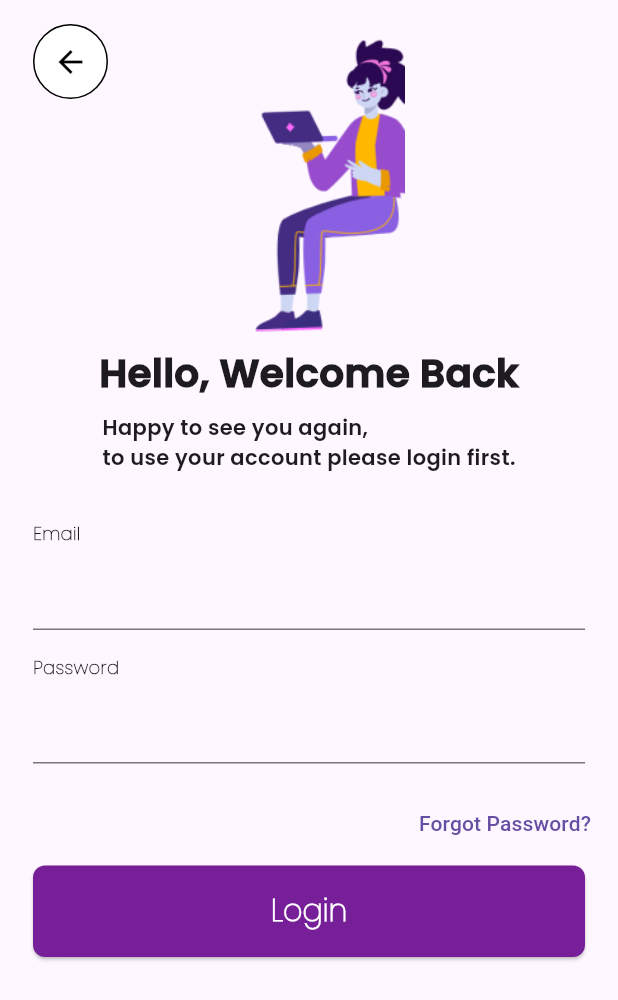
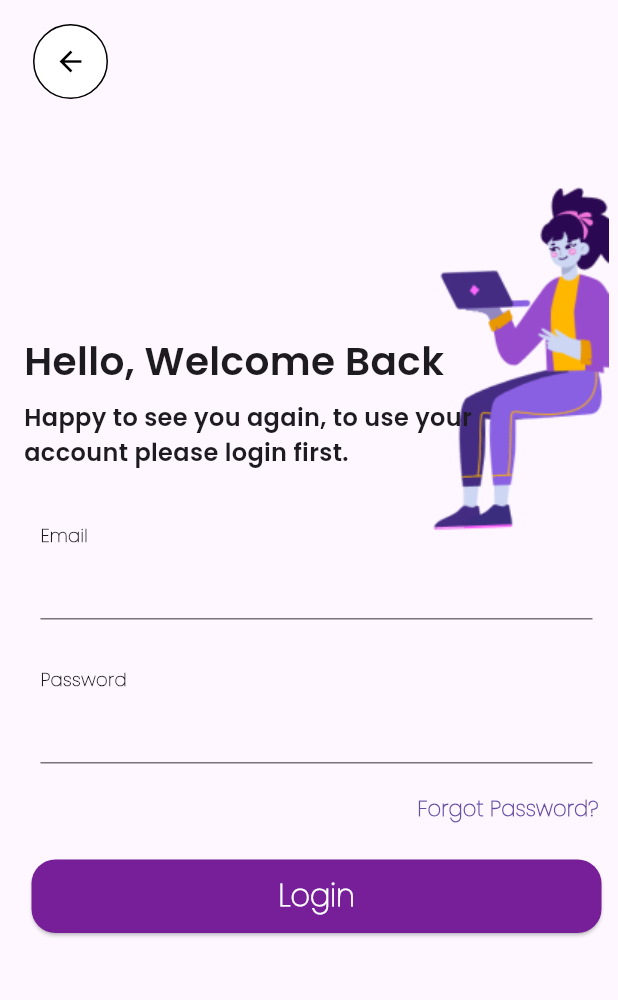
Before and after one commit to MuthuvelA/loginflutter, a Flutter app: the screen it shows after launch, on a phone screen of 412 x 824 dp. Shown: the top 1000 px of the screen. Run offline on Flutter 3.47's test engine with Material 3 defaults, Android fonts, the phone set to English and light mode, and no system bars.

Commit message:
ALIGNMENT DONE

```diff
--- a/lib/main.dart
+++ b/lib/main.dart
@@ -13,16 +13,15 @@ class MyApp extends StatelessWidget {
 
     return MaterialApp(
       home: Scaffold(
-        body: ListView(
-          physics: NeverScrollableScrollPhysics(),
-          children: [
-            Expanded(
-              child: Center(
+        body: Center(
           child: ConstrainedBox(
             constraints: BoxConstraints(
               maxWidth: 400,
             ),
-                  child: Column(
+            child: Stack(
+              alignment: Alignment.topLeft,
+              children: [
+                Column(
                   mainAxisAlignment: MainAxisAlignment.start,
                   children: [
                     Align(
@@ -36,9 +35,10 @@ class MyApp extends StatelessWidget {
                             border: Border.all(color: Colors.black),
                           ),
                           child: IconButton(
-                              icon: Icon(
+                            icon: const Icon(
                               Icons.arrow_back,
                               color: Colors.black,
+                              size: 22,
                             ),
                             onPressed: () {},
                           ),
@@ -46,42 +46,51 @@ class MyApp extends StatelessWidget {
                       ),
                     ),
                     Transform.translate(
-                        offset: const Offset(0.0, -60.0),
+                      offset: const Offset(0.0, 50.0),
                       child: Column(
-                          crossAxisAlignment: CrossAxisAlignment.center,
+                        crossAxisAlignment: CrossAxisAlignment.end,
                         children: [
-                            Image.asset(
+                          Transform.translate(
+                            offset: const Offset(0.0, -20.0), // Adjust as needed
+                            child: Image.asset(
                               'lib/assets/login-sit.png',
-                              width: 200,
-                              height: 200,
+                              width: 150,
+                              height: 250,
                             ),
-                            SizedBox(height: 8),
-                            const Column(
-                              crossAxisAlignment: CrossAxisAlignment.center,
+                          ),
+                          SizedBox(height: 0.0),
+                          Transform.translate(
+                            offset: const Offset(10.0, -160.0),
+                            child: Column(
+                              crossAxisAlignment: CrossAxisAlignment.stretch,
                               children: [
                                 Text(
                                   'Hello, Welcome Back',
                                   style: TextStyle(
                                     fontSize: 26,
-                                    fontWeight: FontWeight.w900,
+                                    fontWeight: FontWeight.w500,
                                     fontFamily: 'Poppins-bold',
                                   ),
                                   textAlign: TextAlign.left,
                                 ),
                                 SizedBox(height: 8),
                                 Text(
-                                  'Happy to see you again,\nto use your account please login first.',
+                                  'Happy to see you again, to use your\naccount please login first.',
                                   style: TextStyle(
-                                    fontWeight: FontWeight.w100,
-                                    fontFamily: 'Poppins-bold',
+                                    fontSize: 16,
+                                    fontWeight: FontWeight.normal,
+                                    fontFamily: 'Poppins-Bold',
                                   ),
                                   textAlign: TextAlign.left,
                                 ),
                               ],
                             ),
-                            SizedBox(height: 32),
-                            const Padding(
-                              padding: EdgeInsets.symmetric(horizontal: 16),
+                          ),
+                          SizedBox(height: 0),
+                          Transform.translate(
+                            offset: const Offset(5.0, -125.0), // Adjust as needed
+                            child: Padding(
+                              padding: const EdgeInsets.symmetric(horizontal: 16),
                               child: Column(
                                 crossAxisAlignment: CrossAxisAlignment.start,
                                 children: [
@@ -93,7 +102,7 @@ class MyApp extends StatelessWidget {
                                       fontFamily: 'Poppins',
                                     ),
                                   ),
-                                  SizedBox(height: 8),
+                                  SizedBox(height: 0.0),
                                   TextField(
                                     style: TextStyle(
                                       fontWeight: FontWeight.w800,
@@ -103,9 +112,12 @@ class MyApp extends StatelessWidget {
                                 ],
                               ),
                             ),
-                            SizedBox(height: 16),
-                            const Padding(
-                              padding: EdgeInsets.symmetric(horizontal: 16),
+                          ),
+                          SizedBox(height: 26),
+                          Transform.translate(
+                            offset: const Offset(5.0, -120.0), // Adjust as needed
+                            child: Padding(
+                              padding: const EdgeInsets.symmetric(horizontal: 16),
                               child: Column(
                                 crossAxisAlignment: CrossAxisAlignment.start,
                                 children: [
@@ -117,7 +129,7 @@ class MyApp extends StatelessWidget {
                                       fontFamily: 'Poppins',
                                     ),
                                   ),
-                                  SizedBox(height: 8),
+                                  SizedBox(height: 0),
                                   TextField(
                                     style: TextStyle(
                                       fontWeight: FontWeight.w900,
@@ -128,37 +140,50 @@ class MyApp extends StatelessWidget {
                                 ],
                               ),
                             ),
+                          ),
                           SizedBox(height: 16),
-                            Row(
+                          Transform.translate(
+                            offset: const Offset(5.0, -130.0), // Adjust as needed
+                            child: Row(
                               mainAxisAlignment: MainAxisAlignment.end,
                               children: [
                                 TextButton(
                                   onPressed: () {},
-                                  child: Text('Forgot Password?'),
+                                  child: const Text(
+                                    'Forgot Password?',
+                                    style: TextStyle(
+                                      fontWeight: FontWeight.w900,
+                                      fontFamily: 'Poppins',
+                                    ),
+                                  ),
                                 ),
                               ],
                             ),
-                            SizedBox(height: 4),
-                            Padding(
-                              padding: const EdgeInsets.symmetric(horizontal: 16),
+                          ),
+                          SizedBox(height: 5),
+                          Transform.translate(
+                            offset: const Offset(5.0, -125.0), // Adjust as needed
+                            child: Padding(
+                              padding: const EdgeInsets.symmetric(horizontal: 10),
                               child: ElevatedButton(
                                 onPressed: () {},
                                 style: ElevatedButton.styleFrom(
                                   primary: custom,
                                   shape: RoundedRectangleBorder(
-                                    borderRadius: BorderRadius.circular(8.0),
+                                    borderRadius: BorderRadius.circular(16.0),
                                   ),
                                 ),
                                 child: Container(
-                                  padding: EdgeInsets.all(16),
+                                  padding: EdgeInsets.all(10),
                                   child: const Center(
                                     child: Text(
                                       'Login',
                                       style: TextStyle(
                                         fontSize: 20,
                                         color: Colors.white,
-                                        fontWeight: FontWeight.w700,
+                                        fontWeight: FontWeight.w900,
                                         fontFamily: 'Poppins',
+                                      ),
                                     ),
                                   ),
                                 ),
@@ -170,10 +195,9 @@ class MyApp extends StatelessWidget {
                     ),
                   ],
                 ),
+              ],
             ),
           ),
-            ),
-          ],
         ),
       ),
     );
```
Lines whose indentation alone changed are shown as unchanged.
